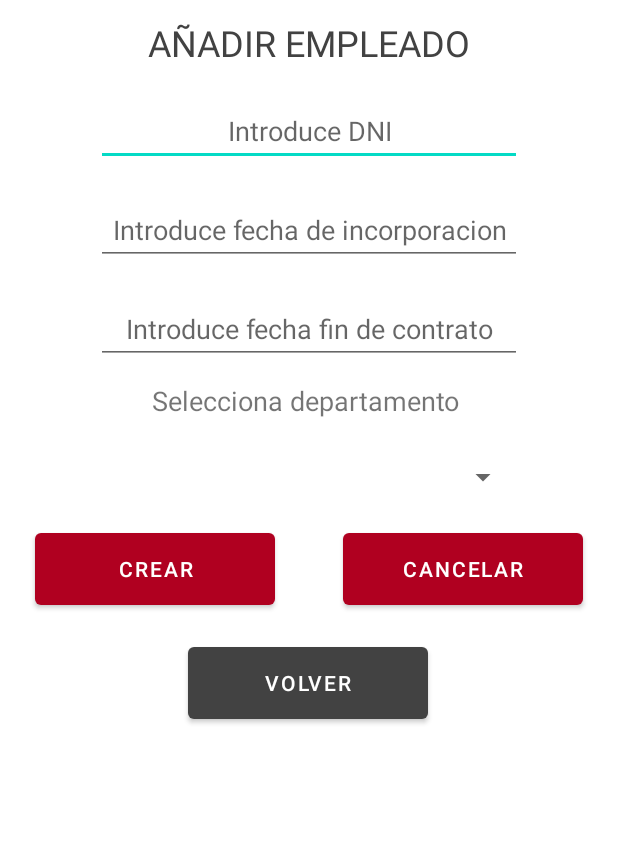
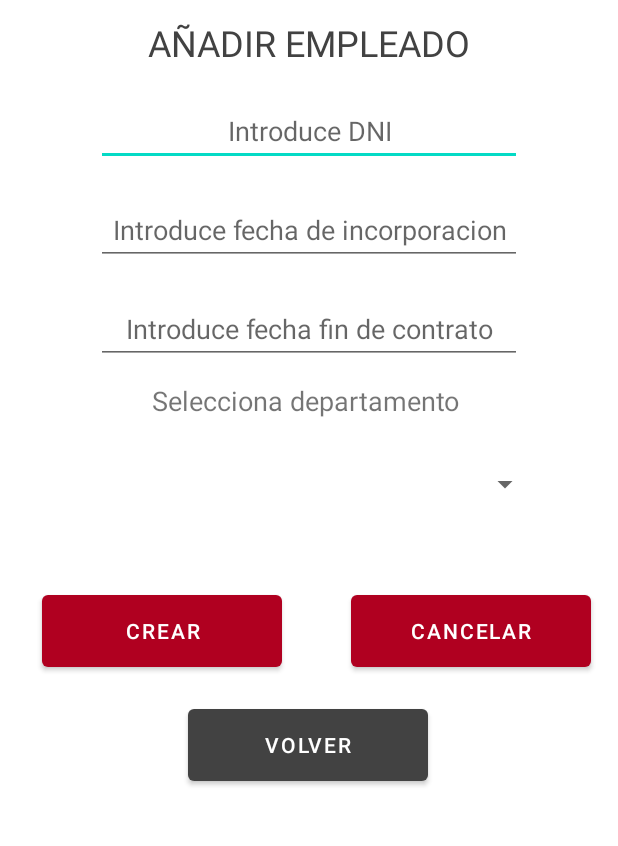
Before and after one commit to JoseCumplido82/H91, an Android app: the ActivityAnadirEmpleado screen opened directly, with no data from a screen before it, on a phone screen of 412 x 824 dp, the part 320-1166 px from its top. Run offline under Robolectric (Android 15) with nearby library versions, the phone set to English and light mode, and no system bars.

```diff
--- a/app/src/main/java/com/example/h91/Clases/Departamento.java
+++ b/app/src/main/java/com/example/h91/Clases/Departamento.java
@@ -59,10 +59,6 @@ public class Departamento implements Serializable {
 
     @Override
     public String toString() {
-        return "Departamento{" +
-                "id=" + id +
-                ", idResponsable=" + idResponsable +
-                ", nombre='" + nombre + '\'' +
-                '}';
+        return "Dpto. " + nombre ;
     }
 }
--- a/app/src/main/java/com/example/h91/MostrarDetalleEmpleadoActivity.java
+++ b/app/src/main/java/com/example/h91/MostrarDetalleEmpleadoActivity.java
@@ -29,7 +29,7 @@ public class MostrarDetalleEmpleadoActivity extends AppCompatActivity {
             txt_detalle_apellidoe.setText(e.getApellido());
             txt_detalle_departamentoe.setText("departamento" + e.getIdDepartamento());
 
-
+        //ERRORES NO SE MUESTRA ESTE ACTIVITY
         }
 
     }
--- a/app/src/main/res/layout/activity_anadir_empleado.xml
+++ b/app/src/main/res/layout/activity_anadir_empleado.xml
@@ -46,12 +46,12 @@
 
     <Spinner
         android:id="@+id/sp_departamento"
-        android:layout_width="284dp"
-        android:layout_height="46dp"
-        android:layout_marginTop="16dp"
+        android:layout_width="310dp"
+        android:layout_height="79dp"
+        android:layout_marginTop="4dp"
         android:gravity="center"
         app:layout_constraintEnd_toEndOf="@+id/textView6"
-        app:layout_constraintHorizontal_bias="0.495"
+        app:layout_constraintHorizontal_bias="0.481"
         app:layout_constraintStart_toStartOf="@+id/textView6"
         app:layout_constraintTop_toBottomOf="@+id/textView6" />
 
@@ -106,27 +106,12 @@
         android:layout_height="60dp"
         android:layout_marginStart="8dp"
         android:layout_marginLeft="8dp"
-        android:layout_marginTop="8dp"
+        android:layout_marginTop="28dp"
         android:onClick="insertarEmpleado"
         android:text="@string/crear"
         app:backgroundTint="@color/design_default_color_error"
         app:layout_constraintEnd_toEndOf="parent"
-        app:layout_constraintHorizontal_bias="0.063"
-        app:layout_constraintStart_toStartOf="parent"
-        app:layout_constraintTop_toBottomOf="@+id/sp_departamento" />
-
-    <Button
-        android:id="@+id/bt_cancelarEmpleado"
-        android:layout_width="160dp"
-        android:layout_height="60dp"
-        android:layout_marginTop="8dp"
-        android:layout_marginEnd="8dp"
-        android:layout_marginRight="8dp"
-        android:onClick="restablecerCampos"
-        android:text="@string/cancelar"
-        app:backgroundTint="@color/design_default_color_error"
-        app:layout_constraintEnd_toEndOf="parent"
-        app:layout_constraintHorizontal_bias="0.936"
+        app:layout_constraintHorizontal_bias="0.082"
         app:layout_constraintStart_toStartOf="parent"
         app:layout_constraintTop_toBottomOf="@+id/sp_departamento" />
 
@@ -134,12 +119,27 @@
         android:id="@+id/bt_volver16"
         android:layout_width="160dp"
         android:layout_height="60dp"
-        android:layout_marginTop="84dp"
+        android:layout_marginTop="104dp"
         android:text="@string/volver"
         app:backgroundTint="@color/cardview_dark_background"
         app:layout_constraintEnd_toEndOf="@+id/bt_cancelarEmpleado"
-        app:layout_constraintHorizontal_bias="0.497"
+        app:layout_constraintHorizontal_bias="0.473"
         app:layout_constraintStart_toStartOf="@+id/bt_crearEmpleado"
         app:layout_constraintTop_toBottomOf="@+id/sp_departamento" />
 
+    <Button
+        android:id="@+id/bt_cancelarEmpleado"
+        android:layout_width="160dp"
+        android:layout_height="60dp"
+        android:layout_marginTop="28dp"
+        android:layout_marginEnd="8dp"
+        android:layout_marginRight="8dp"
+        android:onClick="restablecerCampos"
+        android:text="@string/cancelar"
+        app:backgroundTint="@color/design_default_color_error"
+        app:layout_constraintEnd_toEndOf="parent"
+        app:layout_constraintHorizontal_bias="0.958"
+        app:layout_constraintStart_toStartOf="parent"
+        app:layout_constraintTop_toBottomOf="@+id/sp_departamento" />
+
 </androidx.constraintlayout.widget.ConstraintLayout>
```
Also changed, not shown: app/src/main/java/com/example/h91/ActivityAnadirEmpleado.java (+15 -12 lines), app/src/main/java/com/example/h91/Clases/Empleado.java (+7 -2 lines), app/src/main/java/com/example/h91/modelos/EmpleadoDB.java (+4 -9 lines).
